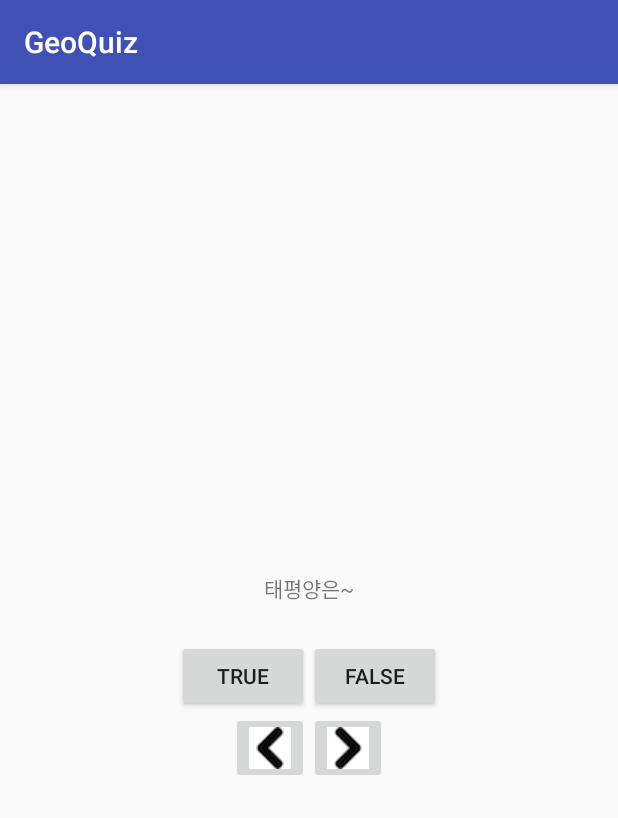
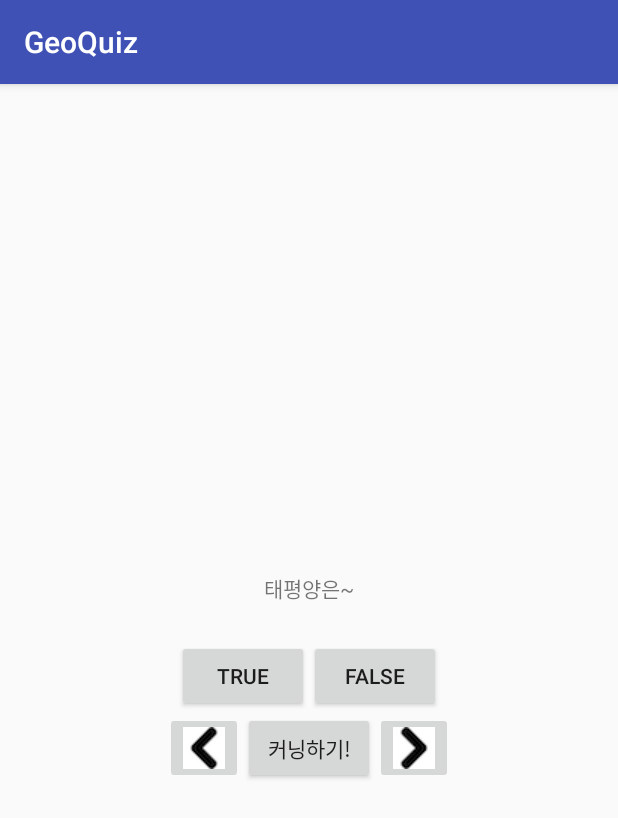
Before and after one commit to anpaul0615/gdg-busan, an Android app: the screen it shows after launch (QuizActivity), on a phone screen of 412 x 824 dp. Shown: the top 818 px of the screen. Run offline under Robolectric (Android 15) with nearby library versions, the light colour scheme and no system bars.

Commit message:
(2w, ch04~ch05) GeoQuiz
 * Debug Mode
 * Intent

```diff
--- a/gdg-busan-android/GeoQuiz/app/src/main/AndroidManifest.xml
+++ b/gdg-busan-android/GeoQuiz/app/src/main/AndroidManifest.xml
@@ -15,6 +15,7 @@
                 <category android:name="android.intent.category.LAUNCHER" />
             </intent-filter>
         </activity>
+        <activity android:name=".CheatActivity"></activity>
     </application>
 
 </manifest>
--- a/gdg-busan-android/GeoQuiz/app/src/main/java/com/example/paul/geoquiz/QuizActivity.java
+++ b/gdg-busan-android/GeoQuiz/app/src/main/java/com/example/paul/geoquiz/QuizActivity.java
@@ -1,5 +1,7 @@
 package com.example.paul.geoquiz;
 
+import android.app.Activity;
+import android.content.Intent;
 import android.support.v7.app.AppCompatActivity;
 import android.os.Bundle;
 import android.util.Log;
@@ -11,14 +13,16 @@ import android.widget.Toast;
 
 public class QuizActivity extends AppCompatActivity {
 
-    private Button mTrueButton;
-    private Button mFalseButton;
+    // Quiz Variable
+    private TextView    mQuestionTextView;
+    private Button      mTrueButton;
+    private Button      mFalseButton;
     private ImageButton mNextButton;
     private ImageButton mPrevButton;
-    private TextView mQuestionTextView;
 
+    // Quiz Bank
+    private static final String KEY_INDEX = "index";
     private int mCurrentIndex = 0;
-
     private Question[] mQuestionsBank = new Question[] {
             new Question(R.string.question_oceans, true),
             new Question(R.string.question_mideast, true),
@@ -27,10 +31,25 @@ public class QuizActivity extends AppCompatActivity {
             new Question(R.string.question_asia, true)
     };
 
+    // Cheat Variable
+    private Button mCheatButton;
+    public static final String EXTRA_ANSWER_IS_TRUE = "com.example.paul.geoquiz.answer_is_true";
+    public static final String EXTRA_ANSWER_SHOWN = "com.example.paul.geoquiz.answer_shown";
+    private static final int REQUEST_CODE_CHEAT = 0;
+
+    // Cheat Bank
+    public static final String KEY_CHEAT = "cheat";
+    private boolean mIsCheaterBank[] = new boolean[mQuestionsBank.length];
+
     @Override
     protected void onCreate(Bundle savedInstanceState) {
         super.onCreate(savedInstanceState);
         Log.d(TAG, "onCreate() called");
+
+        if(savedInstanceState != null){
+            mCurrentIndex = savedInstanceState.getInt(KEY_INDEX, 0);
+            mIsCheaterBank = savedInstanceState.getBooleanArray(KEY_CHEAT);
+        }
 
         setContentView(R.layout.activity_quiz);
 
@@ -57,6 +76,17 @@ public class QuizActivity extends AppCompatActivity {
                 updateQuestion();
             }
         });
+        // @ cheat 버튼
+        mCheatButton = (Button) findViewById(R.id.cheat_button);
+        mCheatButton.setOnClickListener(new View.OnClickListener(){
+            @Override
+            public void onClick(View v) {
+                boolean answerIsTrue = mQuestionsBank[mCurrentIndex].isAnswerTrue();
+                Intent i = new Intent(QuizActivity.this, CheatActivity.class);
+                i.putExtra(EXTRA_ANSWER_IS_TRUE, answerIsTrue);
+                startActivityForResult(i, REQUEST_CODE_CHEAT);
+            }
+        });
         // @ true, false 버튼
         mTrueButton = (Button) findViewById(R.id.true_button);
         mTrueButton.setOnClickListener(new View.OnClickListener(){
@@ -74,6 +104,33 @@ public class QuizActivity extends AppCompatActivity {
         });
     }
 
+
+    // Get Intent Result
+    @Override
+    protected void onActivityResult(int requestCode, int resultCode, Intent data) {
+        if (resultCode != Activity.RESULT_OK){
+            return;
+        }
+        if (requestCode == REQUEST_CODE_CHEAT){
+            if(data == null){
+                return;
+            }
+            mIsCheaterBank[mCurrentIndex] = data.getBooleanExtra(EXTRA_ANSWER_SHOWN, false);
+        }
+    }
+
+
+    // Save Bundle
+    @Override
+    protected void onSaveInstanceState(Bundle outState) {
+        super.onSaveInstanceState(outState);
+        Log.i(TAG, "onSaveInstanceState()");
+        outState.putInt(KEY_INDEX, mCurrentIndex);
+        outState.putBooleanArray(KEY_CHEAT, mIsCheaterBank);
+    }
+
+
+    // Custom Functions
     private void updateQuestion(){
         int question = mQuestionsBank[mCurrentIndex].getTextResId();
         mQuestionTextView.setText(question);
@@ -82,16 +139,21 @@ public class QuizActivity extends AppCompatActivity {
         boolean answerIsTrue = mQuestionsBank[mCurrentIndex].isAnswerTrue();
         int messageResId = 0;
 
-        if (userPressedTrue == answerIsTrue){
-            messageResId = R.string.correct_toast;
+        if (mIsCheaterBank[mCurrentIndex]){
+            messageResId = R.string.judgment_toast;
         }else{
-            messageResId = R.string.incorrect_toast;
+            if (userPressedTrue == answerIsTrue){
+                messageResId = R.string.correct_toast;
+            }else{
+                messageResId = R.string.incorrect_toast;
+            }
         }
         Toast.makeText(QuizActivity.this, messageResId, Toast.LENGTH_SHORT).show();
         //Toast.makeText(getApplicationContext(), messageResId, Toast.LENGTH_SHORT).show();
     }
 
 
+    // Logging
     private static final String TAG = "QuizActivity";
     @Override
     protected void onStart() {
--- /dev/null
+++ b/gdg-busan-android/GeoQuiz/app/src/main/res/layout-land/activity_quiz.xml
@@ -0,0 +1,54 @@
+<?xml version="1.0" encoding="utf-8"?>
+<FrameLayout xmlns:android="http://schemas.android.com/apk/res/android"
+    android:layout_width="match_parent"
+    android:layout_height="match_parent">
+
+    <TextView
+        android:id="@+id/question_text_view"
+        android:layout_width="wrap_content"
+        android:layout_height="wrap_content"
+        android:layout_gravity="center_horizontal"
+        android:padding="24dp" />
+
+    <LinearLayout
+        android:layout_width="wrap_content"
+        android:layout_height="wrap_content"
+        android:layout_gravity="center_horizontal|center_vertical"
+        android:orientation="horizontal">
+        <Button
+            android:id="@+id/true_button"
+            android:layout_width="wrap_content"
+            android:layout_height="wrap_content"
+            android:text="@string/true_button"/>
+        <Button
+            android:id="@+id/false_button"
+            android:layout_width="wrap_content"
+            android:layout_height="wrap_content"
+            android:text="@string/false_button"/>
+    </LinearLayout>
+
+
+    <ImageButton
+        android:id="@+id/prev_button"
+        android:layout_width="wrap_content"
+        android:layout_height="wrap_content"
+        android:layout_gravity="bottom|left"
+        android:src="@drawable/arrow_left"
+        android:contentDescription="@string/prev_button"/>
+
+    <Button
+        android:id="@+id/cheat_button"
+        android:layout_width="wrap_content"
+        android:layout_height="wrap_content"
+        android:layout_gravity="bottom|center"
+        android:text="@string/cheat_button"/>
+
+    <ImageButton
+        android:id="@+id/next_button"
+        android:layout_width="wrap_content"
+        android:layout_height="wrap_content"
+        android:layout_gravity="bottom|right"
+        android:src="@drawable/arrow_right"
+        android:contentDescription="@string/next_button"/>
+
+</FrameLayout>
--- a/gdg-busan-android/GeoQuiz/app/src/main/res/layout/activity_quiz.xml
+++ b/gdg-busan-android/GeoQuiz/app/src/main/res/layout/activity_quiz.xml
@@ -39,6 +39,13 @@
             android:layout_height="wrap_content"
             android:src="@drawable/arrow_left"
             android:contentDescription="@string/prev_button"/>
+
+        <Button
+            android:id="@+id/cheat_button"
+            android:layout_width="wrap_content"
+            android:layout_height="wrap_content"
+            android:text="@string/cheat_button"/>
+
         <ImageButton
             android:id="@+id/next_button"
             android:layout_width="wrap_content"
--- a/gdg-busan-android/GeoQuiz/app/src/main/res/values/strings.xml
+++ b/gdg-busan-android/GeoQuiz/app/src/main/res/values/strings.xml
@@ -1,6 +1,5 @@
 <resources>
     <string name="app_name">GeoQuiz</string>
-
 
     <string name="true_button">True</string>
     <string name="false_button">False</string>
@@ -17,4 +16,9 @@
     <string name="question_americas">아마존강은~</string>
     <string name="question_asia">바이칼호수는~</string>
 
+    <string name="warning_text">정말로 답을 보겠습니까?</string>
+    <string name="show_answer_button">정답보기</string>
+    <string name="cheat_button">커닝하기!</string>
+    <string name="judgment_toast">커닝은 나쁜 짓이죠.</string>
+
 </resources>
--- a/gdg-busan-android/GeoQuiz/build.gradle
+++ b/gdg-busan-android/GeoQuiz/build.gradle
@@ -5,7 +5,7 @@ buildscript {
         jcenter()
     }
     dependencies {
-        classpath 'com.android.tools.build:gradle:2.1.2'
+        classpath 'com.android.tools.build:gradle:2.1.3'
 
         // NOTE: Do not place your application dependencies here; they belong
         // in the individual module build.gradle files
```
Also changed, not shown: gdg-busan-android/GeoQuiz/app/src/main/java/com/example/paul/geoquiz/CheatActivity.java (added, +90 -0 lines), gdg-busan-android/GeoQuiz/app/src/main/res/layout/activity_cheat.xml (added, +35 -0 lines), gdg-busan-android/GeoQuiz/gradle/wrapper/gradle-wrapper.properties.
